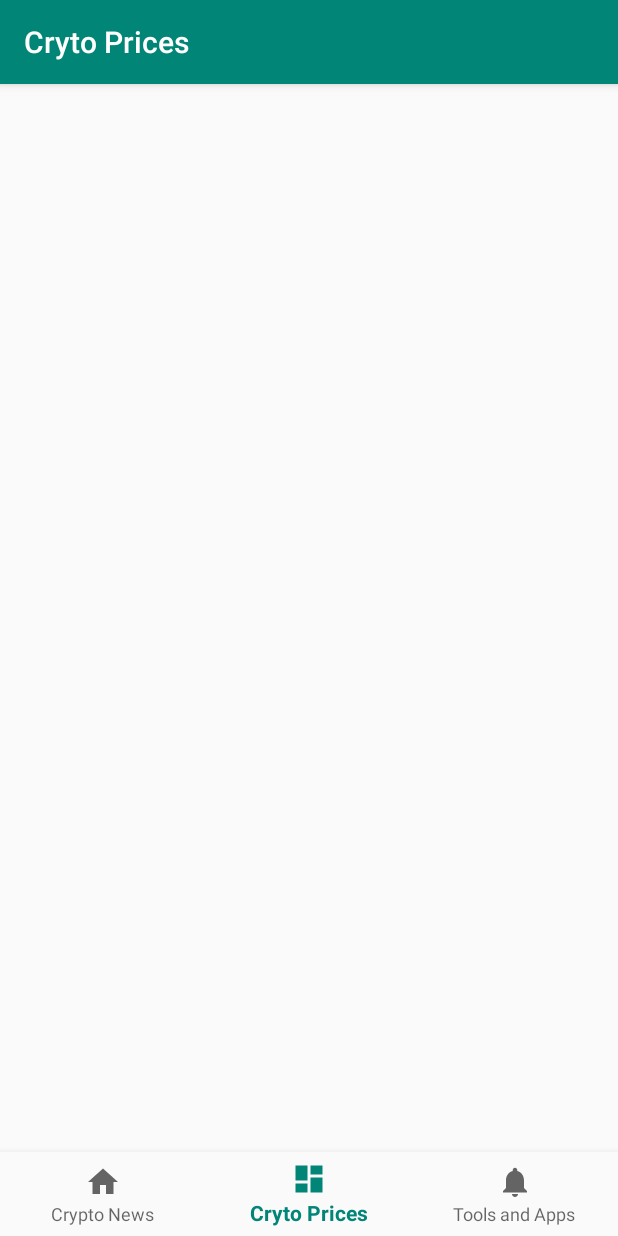
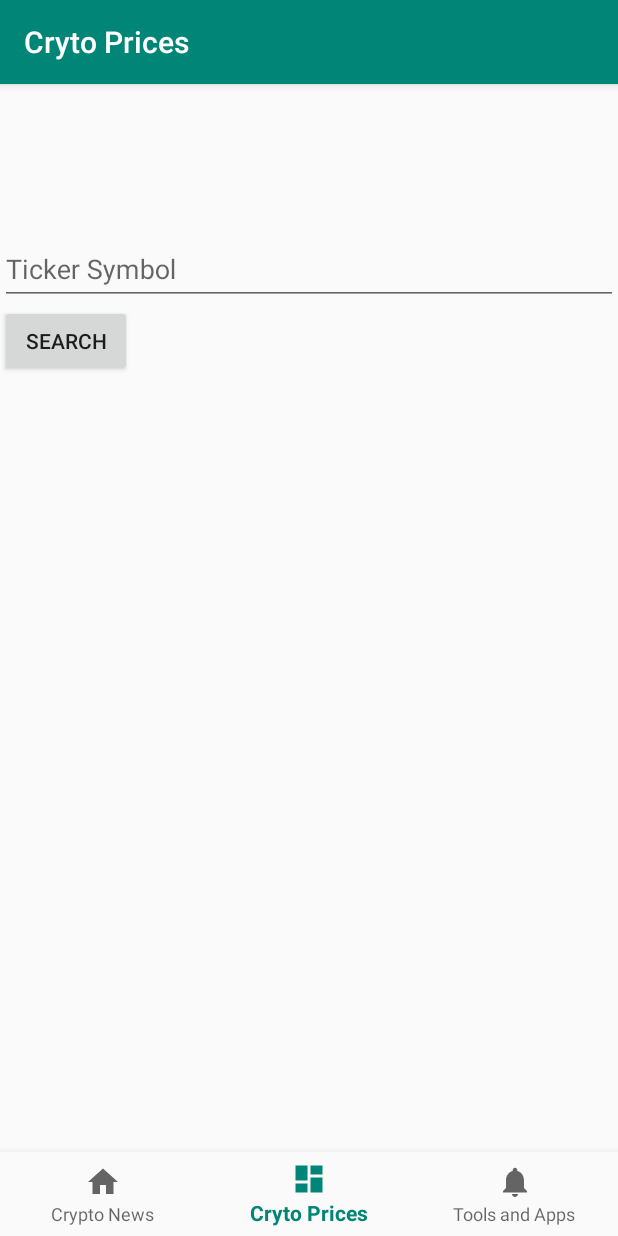
Before and after one commit to UWTech/CryptoInformer, an Android app: the screen it shows after launch (MainActivity), item 2 of the bottom bar chosen, on a phone screen of 412 x 824 dp. Run offline under Robolectric (Android 15) with nearby library versions, the phone set to English and light mode, and no system bars; our stand-ins replace navigation-ui; network calls fail; 1 statement that could not run was skipped.

Commit message:
beta
add search functionality button for prices feed

```diff
--- a/app/src/main/java/com/example/cryptoinformer/ui/crypto_prices/CryptoPricesFragment.java
+++ b/app/src/main/java/com/example/cryptoinformer/ui/crypto_prices/CryptoPricesFragment.java
@@ -1,5 +1,6 @@
 package com.example.cryptoinformer.ui.crypto_prices;
 
+import android.content.Context;
 import android.os.Build;
 import android.os.Bundle;
 import android.os.StrictMode;
@@ -19,24 +20,24 @@ import androidx.lifecycle.ViewModelProviders;
 import com.example.cryptoinformer.R;
 import com.example.cryptoinformer.ui.crypto_prices.price_feed.CryptoPriceGenerator;
 import com.example.cryptoinformer.ui.crypto_prices.price_feed.PriceRecord;
+import com.google.android.material.textfield.TextInputEditText;
 
-import java.net.MalformedURLException;
 import java.util.ArrayList;
 
 public class CryptoPricesFragment extends Fragment {
 
-    private CryptoPricesViewModel dashboardViewModel;
+    private CryptoPricesViewModel cryptoPricesViewModel;
+    private CryptoPriceGenerator priceRetriever;
 
     @RequiresApi(api = Build.VERSION_CODES.O)
     public View onCreateView(@NonNull LayoutInflater inflater,
                              ViewGroup container, Bundle savedInstanceState) {
 
-        CryptoPriceGenerator priceRetriever = new CryptoPriceGenerator();
+        priceRetriever = new CryptoPriceGenerator();
 
-        dashboardViewModel =
+        cryptoPricesViewModel =
                 ViewModelProviders.of(this).get(CryptoPricesViewModel.class);
         View root = inflater.inflate(R.layout.fragment_prices, container, false);
-
         LinearLayout pricesLinearLayout = (LinearLayout) root.findViewById(R.id.price_linear_layout);
 
         //TODO:: remove this after making class async
@@ -51,15 +52,15 @@ public class CryptoPricesFragment extends Fragment {
 
             TextView dynamicPriceViewElement = new TextView(getContext());
             // TODO:: stylize elements, add graphic from logoURL
-            String cryptoPriceString = String.format("Symbol: %s \nName: %s \nPrice: %s \nLogo:%s",
-                cryptoPrice.currSymbol, cryptoPrice.currName, cryptoPrice.price, cryptoPrice.logoURL);
+            String cryptoPriceString = String.format("Symbol: %s \nName: %s \nPrice: %s Price Change: %s \nLogo:%s",
+                cryptoPrice.currSymbol, cryptoPrice.currName, cryptoPrice.price, cryptoPrice.priceChange, cryptoPrice.logoURL);
             dynamicPriceViewElement.setText(cryptoPriceString + "\n");
             pricesLinearLayout.addView(dynamicPriceViewElement);
 
         }
 
         final TextView textView = root.findViewById(R.id.prices);
-        dashboardViewModel.getText().observe(this, new Observer<String>() {
+        cryptoPricesViewModel.getText().observe(this, new Observer<String>() {
             @Override
             public void onChanged(@Nullable String s) {
                 textView.setText(s);
--- a/app/src/main/java/com/example/cryptoinformer/ui/crypto_prices/price_feed/CryptoPriceGenerator.java
+++ b/app/src/main/java/com/example/cryptoinformer/ui/crypto_prices/price_feed/CryptoPriceGenerator.java
@@ -23,7 +23,9 @@ public class CryptoPriceGenerator {
     private static String priceKey = "price";
     private static String symbolKey = "symbol";
     private static String logoURLKey = "logo_url";
-
+    private static String durationKey = "1d";
+    private static String priceChangeKey = "price_change";
+    private static String priceChangePercentKey = "price_change_pct";
     public CryptoPriceGenerator(){
         this.feedClient = new PriceFeedClient();
         this.cryptoPrices = new ArrayList<>();
@@ -48,8 +50,13 @@ public class CryptoPriceGenerator {
                 String currSymbol = record.getString(this.symbolKey);
                 String logoUrl = record.getString(this.logoURLKey);
 
+                // get nested values
+                JSONObject innerJson = record.getJSONObject(this.durationKey);
+                String priceChange = innerJson.getString(this.priceChangeKey);
+                String priceChangePercent = innerJson.getString(this.priceChangePercentKey);
+
                 // create new Price record, and add to list
-                PriceRecord priceRecord = new PriceRecord(price, currName, currSymbol, logoUrl);
+                PriceRecord priceRecord = new PriceRecord(price, currName, currSymbol, logoUrl, priceChange, priceChangePercent);
                 priceRecords.add(priceRecord);
 
             } catch (JSONException e) {
@@ -62,4 +69,10 @@ public class CryptoPriceGenerator {
     public ArrayList<PriceRecord> getPriceList() {
         return this.cryptoPrices;
     }
+
+
+    public static void searchForPrice(String symbol) {
+        // capitalize for API
+        symbol = symbol.toUpperCase();
+    }
 }
--- a/app/src/main/java/com/example/cryptoinformer/ui/crypto_prices/price_feed/PriceFeedClient.java
+++ b/app/src/main/java/com/example/cryptoinformer/ui/crypto_prices/price_feed/PriceFeedClient.java
@@ -49,7 +49,7 @@ public class PriceFeedClient {
         /**
          *  generates the URL with supplied parameters as GET request formatted query params
          */
-        String urlString = this.cryptoApiURI + "?key=" + apiToken + /*"&ids=" + String.join(",", symbols) +*/
+        String urlString = this.cryptoApiURI + "?key=" + apiToken + "&ids=" + String.join(",", symbols) +
                 "&interval=" + interval + "&convert=" + currency;
 
         URL apiURL = new URL(urlString);
--- a/app/src/main/java/com/example/cryptoinformer/ui/crypto_prices/price_feed/PriceRecord.java
+++ b/app/src/main/java/com/example/cryptoinformer/ui/crypto_prices/price_feed/PriceRecord.java
@@ -6,14 +6,18 @@ public class PriceRecord {
      * simple object used to store price metadata
      */
     public String price;
+    public String priceChange;
+    public String getPriceChangePercent;
     public String currName;
     public String currSymbol;
     public String logoURL;
 
-    public PriceRecord(String price, String currName, String currSymbol, String logoURL) {
+    public PriceRecord(String price, String currName, String currSymbol, String logoURL, String priceChange, String getPriceChangePercent) {
         this.currName = currName;
         this.price = price;
         this.currSymbol = currSymbol;
         this.logoURL = logoURL;
+        this.priceChange = priceChange;
+        this.getPriceChangePercent = getPriceChangePercent;
     }
 }
--- a/app/src/main/res/layout/fragment_prices.xml
+++ b/app/src/main/res/layout/fragment_prices.xml
@@ -5,7 +5,8 @@ xmlns:app="http://schemas.android.com/apk/res-auto"
 android:layout_width="match_parent"
 android:layout_height="wrap_content"
 android:fillViewport="false">
-<LinearLayout xmlns:android="http://schemas.android.com/apk/res/android"
+
+    <LinearLayout
     android:orientation="vertical" android:layout_width="match_parent"
     android:layout_height="match_parent"
     android:id="@+id/price_linear_layout">
@@ -22,5 +23,26 @@ android:fillViewport="false">
         app:layout_constraintStart_toStartOf="parent"
         app:layout_constraintTop_toTopOf="parent" />
 
+    <com.google.android.material.textfield.TextInputLayout
+        android:id="@+id/currency_ticker_input"
+        android:layout_width="match_parent"
+        android:layout_height="wrap_content"
+        android:hint="@string/currency_hint_text">
+
+        <com.google.android.material.textfield.TextInputEditText
+            android:id="@+id/currency_search_text"
+            android:layout_width="match_parent"
+            android:layout_height="wrap_content" />
+
+        <Button
+            android:id="@+id/search_currency"
+            android:layout_width="wrap_content"
+            android:layout_height="wrap_content"
+            android:layout_weight="1"
+            android:text="@string/search_text"
+            android:onClick="searchForPrice"/>
+
+    </com.google.android.material.textfield.TextInputLayout>
+
 </LinearLayout>
 </ScrollView>
--- a/app/src/main/res/values/strings.xml
+++ b/app/src/main/res/values/strings.xml
@@ -3,4 +3,6 @@
     <string name="title_newsfeed">Crypto News</string>
     <string name="title_crypto_prices">Cryto Prices</string>
     <string name="title_crypto_apps">Tools and Apps</string>
+    <string name="currency_hint_text">Ticker Symbol</string>
+    <string name="search_text">Search</string>
 </resources>
```
Also changed, not shown: app/src/main/java/com/example/cryptoinformer/MainActivity.java (+11 -0 lines).
